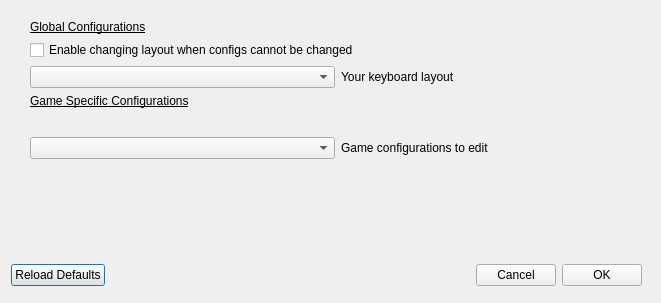
Qt form preferences.ui (AFriendlyTrashcan/Otherbind) before a commit.
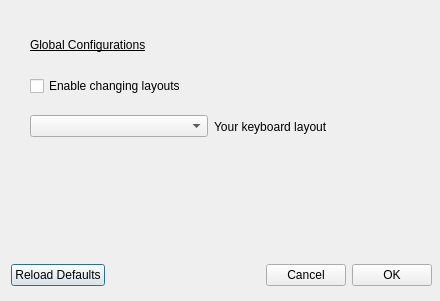
The same form after that commit.

Commit message: Started work on game specific config editing, and platform specific language commands

Patch:
```diff
--- a/preferences.ui
+++ b/preferences.ui
@@ -6,8 +6,8 @@
    <rect>
     <x>0</x>
     <y>0</y>
-    <width>661</width>
-    <height>303</height>
+    <width>440</width>
+    <height>301</height>
    </rect>
   </property>
   <property name="windowTitle">
@@ -18,7 +18,7 @@
     <rect>
      <x>11</x>
      <y>260</y>
-     <width>631</width>
+     <width>421</width>
      <height>30</height>
     </rect>
    </property>
@@ -59,13 +59,13 @@
     </item>
    </layout>
   </widget>
-  <widget class="QWidget" name="">
+  <widget class="QWidget" name="layoutWidget">
    <property name="geometry">
     <rect>
      <x>30</x>
      <y>20</y>
-     <width>616</width>
-     <height>162</height>
+     <width>420</width>
+     <height>131</height>
     </rect>
    </property>
    <layout class="QVBoxLayout" name="verticalLayout_2">
@@ -86,7 +86,7 @@
       <item>
        <widget class="QCheckBox" name="enableWorkaround">
         <property name="text">
-         <string>Enable changing layout when configs cannot be changed</string>
+         <string>Enable changing layouts</string>
         </property>
        </widget>
       </item>
@@ -105,41 +105,12 @@
         <item>
          <widget class="QLabel" name="label">
           <property name="text">
-           <string>Your keyboard layout                                                 </string>
+           <string>Your keyboard layout                                     </string>
           </property>
          </widget>
         </item>
        </layout>
       </item>
-      <item>
-       <layout class="QHBoxLayout" name="horizontalLayout_2"/>
-      </item>
-      <item>
-       <widget class="QLabel" name="label_3">
-        <property name="font">
-         <font>
-          <underline>true</underline>
-         </font>
-        </property>
-        <property name="text">
-         <string>Game Specific Configurations</string>
-        </property>
-       </widget>
-      </item>
-     </layout>
-    </item>
-    <item>
-     <layout class="QHBoxLayout" name="horizontalLayout_3">
-      <item>
-       <widget class="QComboBox" name="comboBox"/>
-      </item>
-      <item>
-       <widget class="QLabel" name="label_4">
-        <property name="text">
-         <string>Game configurations to edit</string>
-        </property>
-       </widget>
-      </item>
      </layout>
     </item>
    </layout>
```
Left out of the diff: 6 changed lines with no effect on the pictures. The commit also changes 14 other files.
